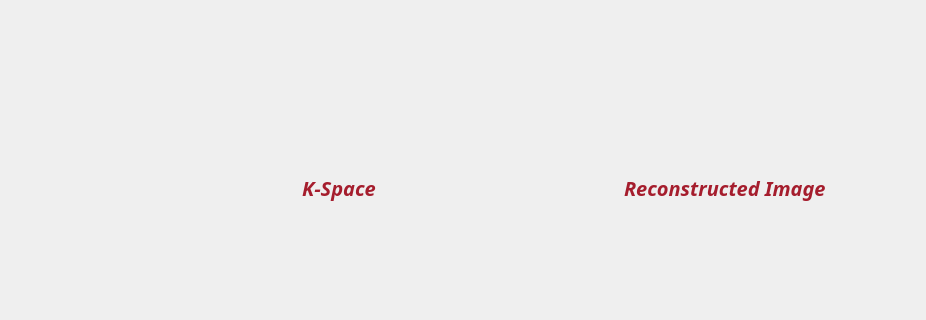
The window that src/ui/Phantom.ui (Mostafa-Medhat/MRI-Phantom) describes before a commit, drawn with Qt 5; both pictures show x 327 to 1253 and y 199 to 519 of the 1253 by 789 pixel window.
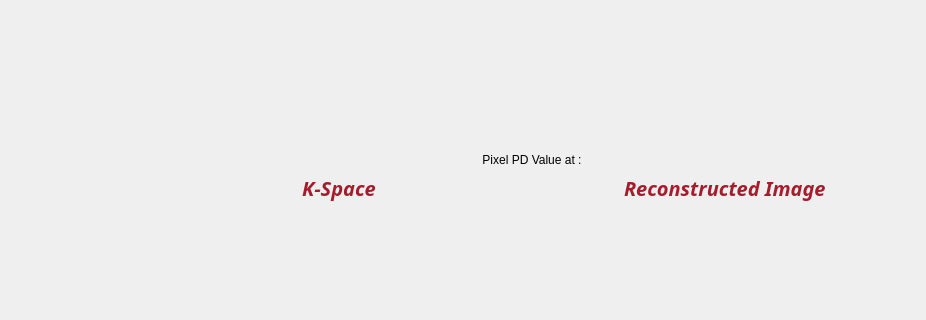
The same window after the commit. Icons and pictures are not drawn.

Commit message: Add get_pixel func()

Diff of the .ui file:
```diff
--- a/src/ui/Phantom.ui
+++ b/src/ui/Phantom.ui
@@ -359,7 +359,7 @@
        <item>
         <widget class="QLabel" name="label_13">
          <property name="text">
-          <string/>
+          <string>&lt;html&gt;&lt;head/&gt;&lt;body&gt;&lt;p&gt;Pixel PD Value at :&lt;/p&gt;&lt;/body&gt;&lt;/html&gt;</string>
          </property>
          <property name="alignment">
           <set>Qt::AlignCenter</set>
```
Left out of the diff: 74 changed lines with no effect on the pictures. The commit also changes 1 other file.
